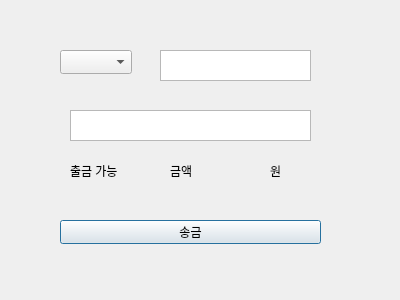
Old version of the form project1/source/dashboard/senddialog.ui in the repository taewooyun/hts.
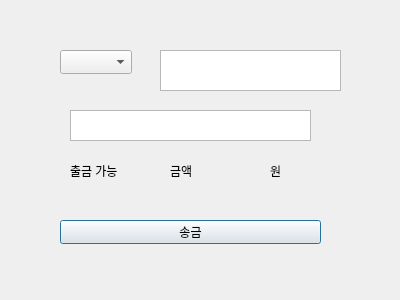
New version of the form.

The edit to the form file:
```diff
--- a/project1/source/dashboard/senddialog.ui
+++ b/project1/source/dashboard/senddialog.ui
@@ -28,8 +28,8 @@
     <rect>
      <x>160</x>
      <y>50</y>
-     <width>151</width>
-     <height>31</height>
+     <width>181</width>
+     <height>41</height>
     </rect>
    </property>
   </widget>
```
